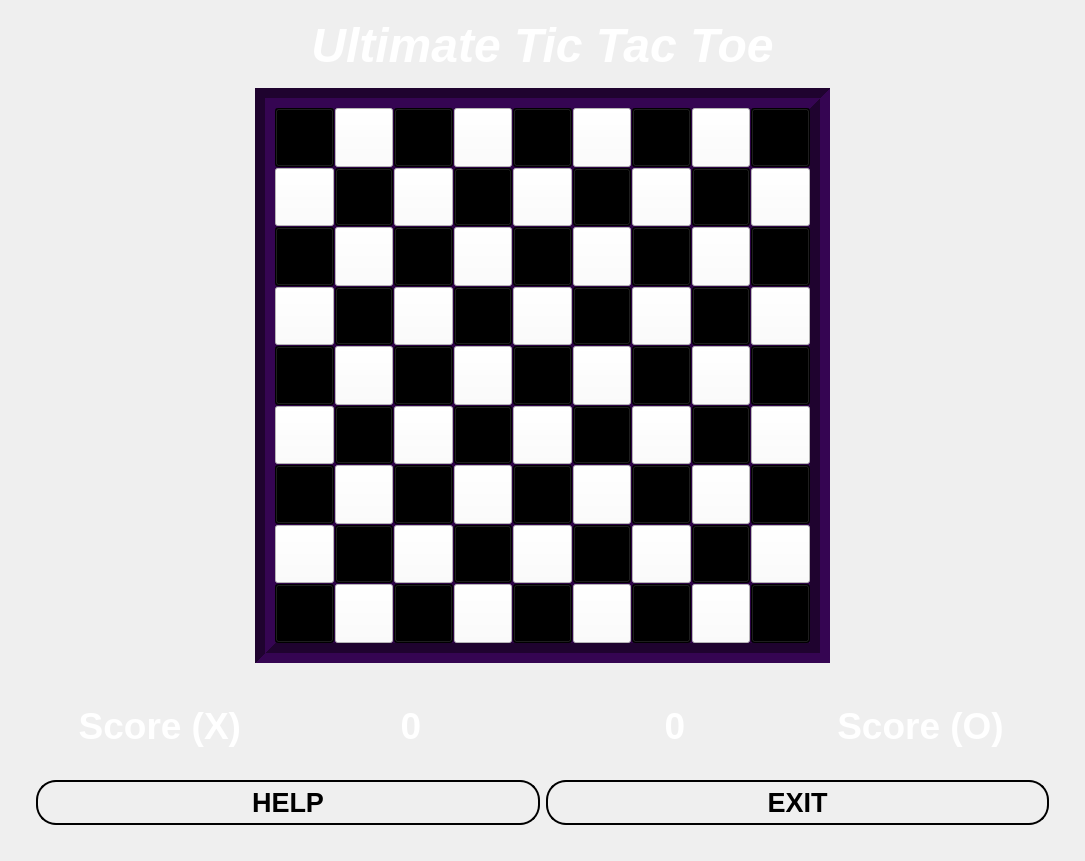
Before: the Qt Designer form ultimategame.ui in Mohammed-3tef/Tic_Tac_Masterpiece_GUI, drawn with Qt 5.
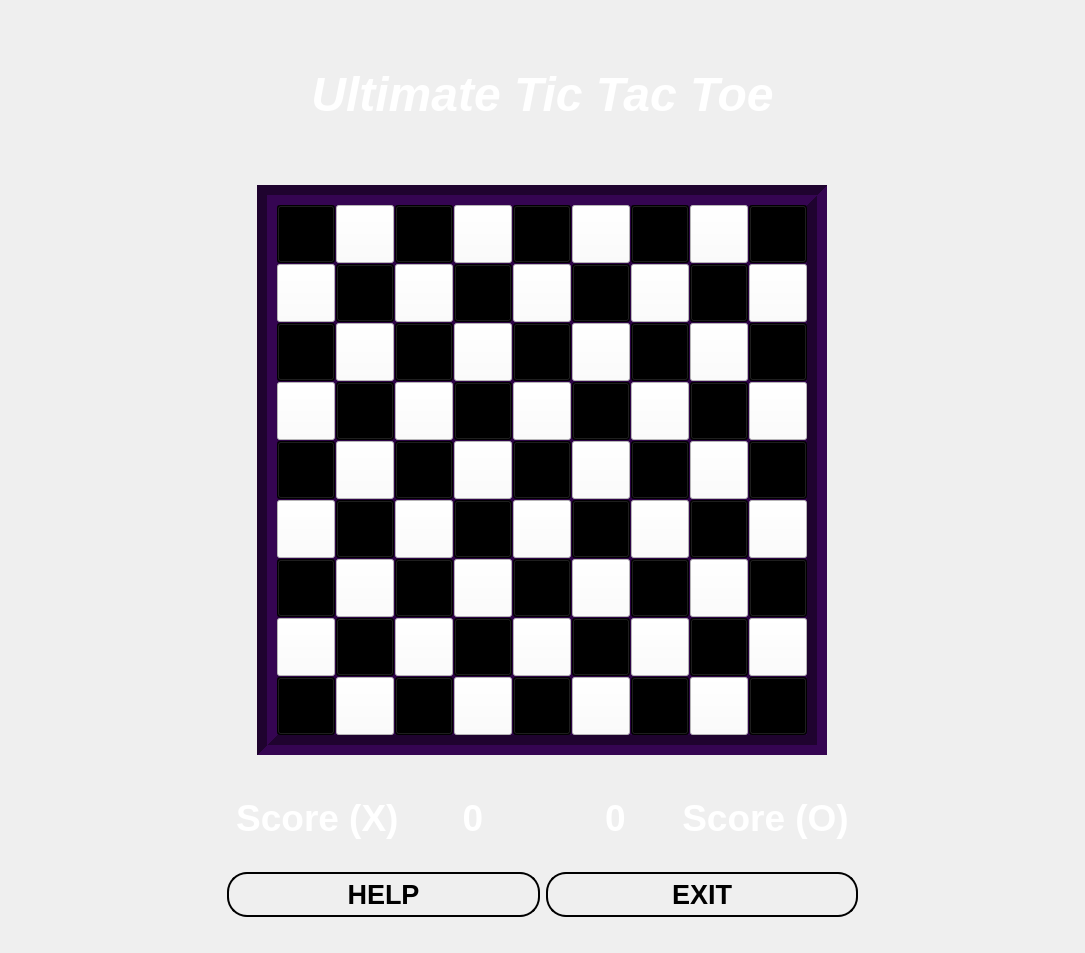
After: the same form once the commit is applied.

```diff
--- a/ultimategame.ui
+++ b/ultimategame.ui
@@ -7,7 +7,7 @@
     <x>0</x>
     <y>0</y>
     <width>1085</width>
-    <height>730</height>
+    <height>953</height>
    </rect>
   </property>
   <property name="minimumSize">
@@ -84,8 +84,8 @@
               </property>
               <property name="minimumSize">
                <size>
-                <width>575</width>
-                <height>575</height>
+                <width>570</width>
+                <height>570</height>
                </size>
               </property>
               <property name="styleSheet">
@@ -1424,7 +1424,19 @@
          </item>
          <item>
           <widget class="QFrame" name="frame_4">
+           <property name="sizePolicy">
+            <sizepolicy hsizetype="Preferred" vsizetype="Preferred">
+             <horstretch>0</horstretch>
+             <verstretch>0</verstretch>
+            </sizepolicy>
+           </property>
            <layout class="QVBoxLayout" name="verticalLayout">
+            <property name="leftMargin">
+             <number>200</number>
+            </property>
+            <property name="rightMargin">
+             <number>200</number>
+            </property>
             <item>
              <widget class="QFrame" name="frame_5">
               <layout class="QHBoxLayout" name="horizontalLayout_4">
```
